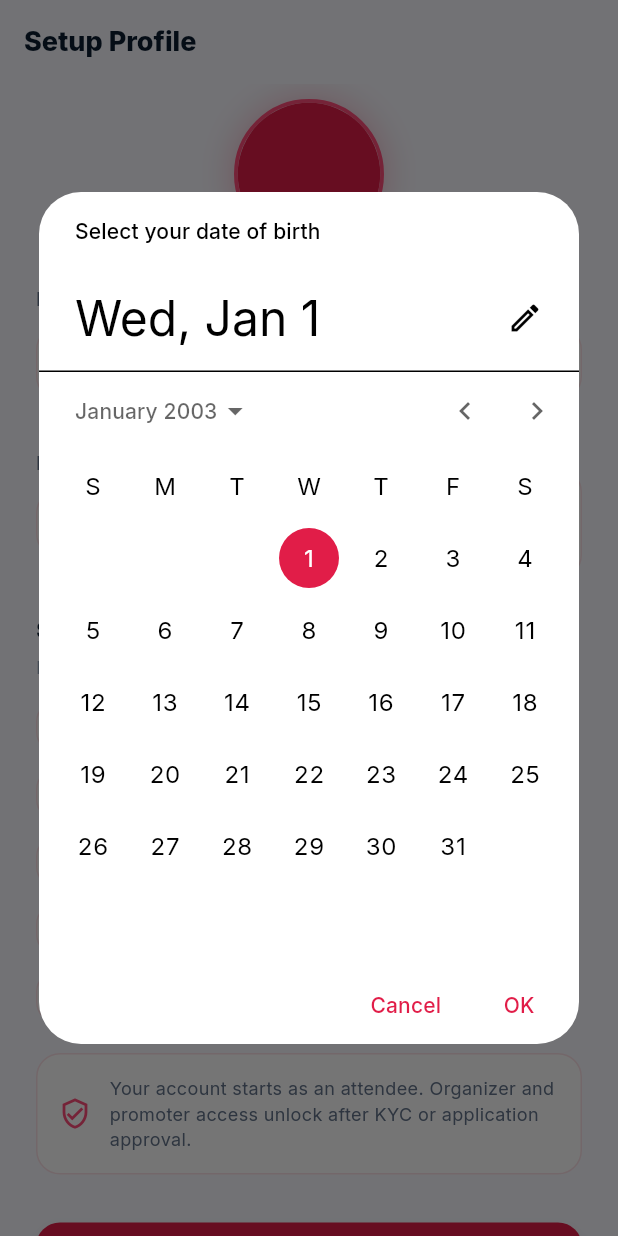
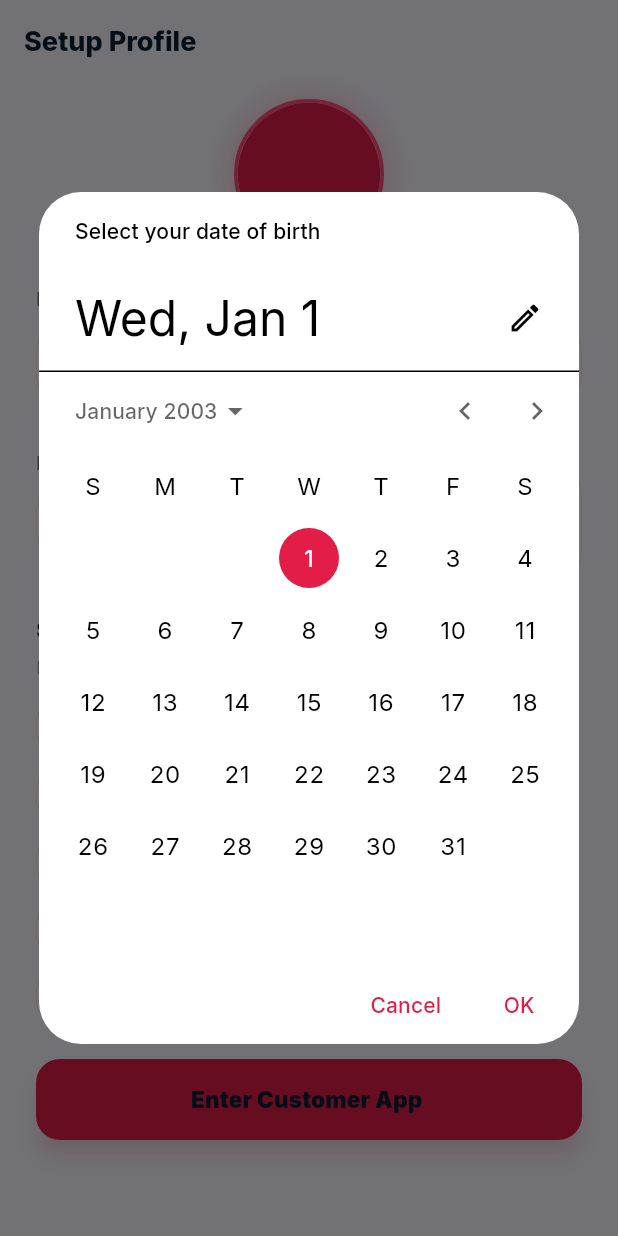
Before and after one commit to shyamchaturvedi/JHOOMO, a Flutter app: the ProfileSetupScreen screen opened directly, after a tap on an icon or button, on a phone screen of 412 x 824 dp. Run offline on Flutter 3.47's test engine with Material 3 defaults, Android fonts, the phone set to English and light mode, and no system bars; our stand-ins replace app_links, cloud_firestore, firebase_auth, firebase_core, firebase_messaging, flutter_secure_storage and 6 more; missing offline and left inert: firebase_app_check, mobile_scanner, razorpay_flutter; accounts and stored records are empty; network calls fail.

Commit message:
feat(auth): remove debug role switcher from customer profile setup

```diff
--- a/mobile/lib/screens/auth/profile_setup_screen.dart
+++ b/mobile/lib/screens/auth/profile_setup_screen.dart
@@ -246,73 +246,7 @@ class _ProfileSetupScreenState extends State<ProfileSetupScreen> {
  );
  }).toList(),
  ),
-  // Role access is server-verified. Debug builds may preview roles locally.
-  if (kDebugMode) ...[
-  const SizedBox(height: 20),
-  Text('Preview Account Role (Debug)', style: GoogleFonts.inter(fontSize: 14, fontWeight: FontWeight.w800, color: MiloColors.textPrimary)),
-  const SizedBox(height: 6),
-  Text('Release builds always start as an attendee.', style: GoogleFonts.inter(fontSize: 12, color: MiloColors.textMuted)),
-  const SizedBox(height: 12),
-  _buildRoleOption(
-  role: MiloUserRole.customer,
-  title: 'Attendee / Customer ',
-  subtitle: 'Discover shows, book passes, connect with people & enter events',
-  badge: 'DEFAULT',
-  ),
-  const SizedBox(height: 8),
-  _buildRoleOption(
-  role: MiloUserRole.organizer,
-  title: 'Event Organizer / Host ',
-  subtitle: 'Publish Dandiya/Concerts, manage ticket tiers, view sales & RSVPs',
-  badge: 'CREATOR',
-  ),
-  const SizedBox(height: 8),
-  _buildRoleOption(
-  role: MiloUserRole.promoter,
-  title: 'Influencer & Promoter ',
-  subtitle: 'Share event links, track exact ticket sales & earn 10% cash commission',
-  badge: 'ATTRIBUTION',
-  ),
-  const SizedBox(height: 8),
-  _buildRoleOption(
-  role: MiloUserRole.staff,
-  title: 'Security / Event Staff ',
-  subtitle: 'Fast QR entry scanner, gate cash collection & attendance lookup',
-  badge: 'OPERATIONS',
-  ),
-  const SizedBox(height: 8),
-  _buildRoleOption(
-  role: MiloUserRole.admin,
-  title: 'Super Admin Central ',
-  subtitle: _isAdminAllowed
-  ? 'Platform analytics, moderation, fraud control & payouts'
-  : 'Invite only — admin access is granted by Jhoomo operations',
-  badge: _isAdminAllowed ? 'GOVERNANCE' : 'LOCKED',
-  ),
-  ] else ...[
-  const SizedBox(height: 20),
-  Container(
-  padding: const EdgeInsets.all(14),
-  decoration: BoxDecoration(
-  color: MiloColors.bgSurface,
-  borderRadius: BorderRadius.circular(16),
-  border: Border.all(color: MiloColors.glassBorder),
-  ),
-  child: Row(
-  children: [
-  const Icon(Icons.verified_user_outlined, color: MiloColors.primaryLight, size: 22),
-  const SizedBox(width: 12),
-  Expanded(
-  child: Text(
-  'Your account starts as an attendee. Organizer and promoter access unlock after KYC or application approval.',
-  style: GoogleFonts.inter(fontSize: 12, color: MiloColors.textSecondary, height: 1.4),
-  ),
-  ),
-  ],
-  ),
-  ),
-  ],
-  const SizedBox(height: 32),
+  const SizedBox(height: 24),
 
  // Finish Setup Button
  SizedBox(
```
